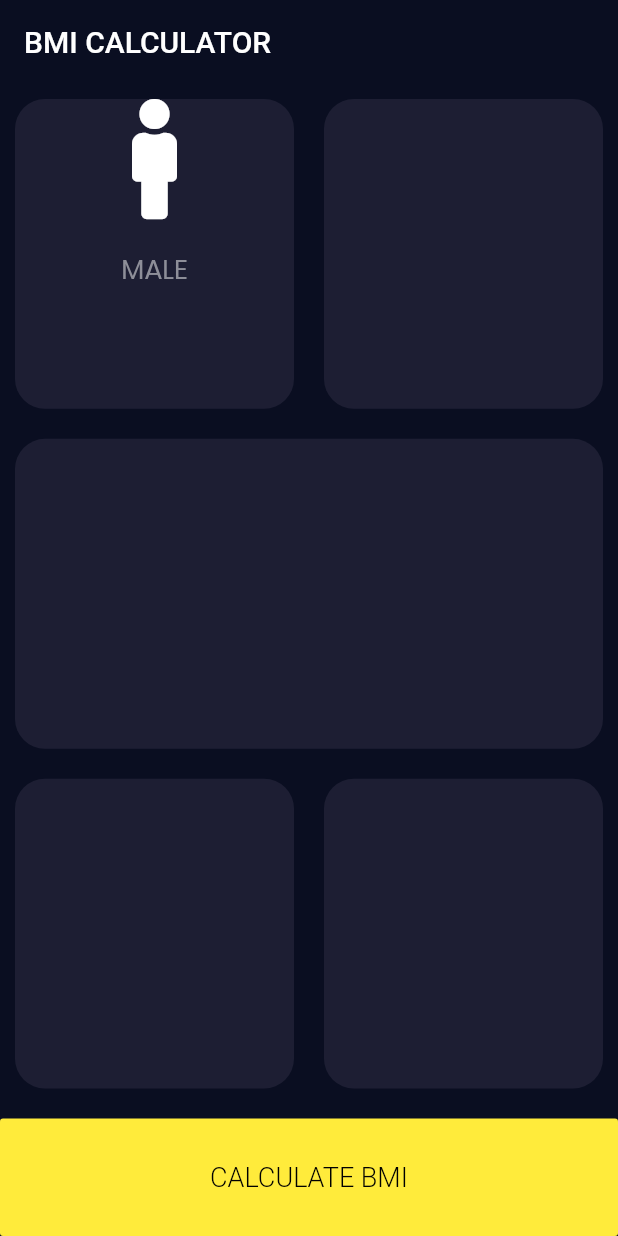
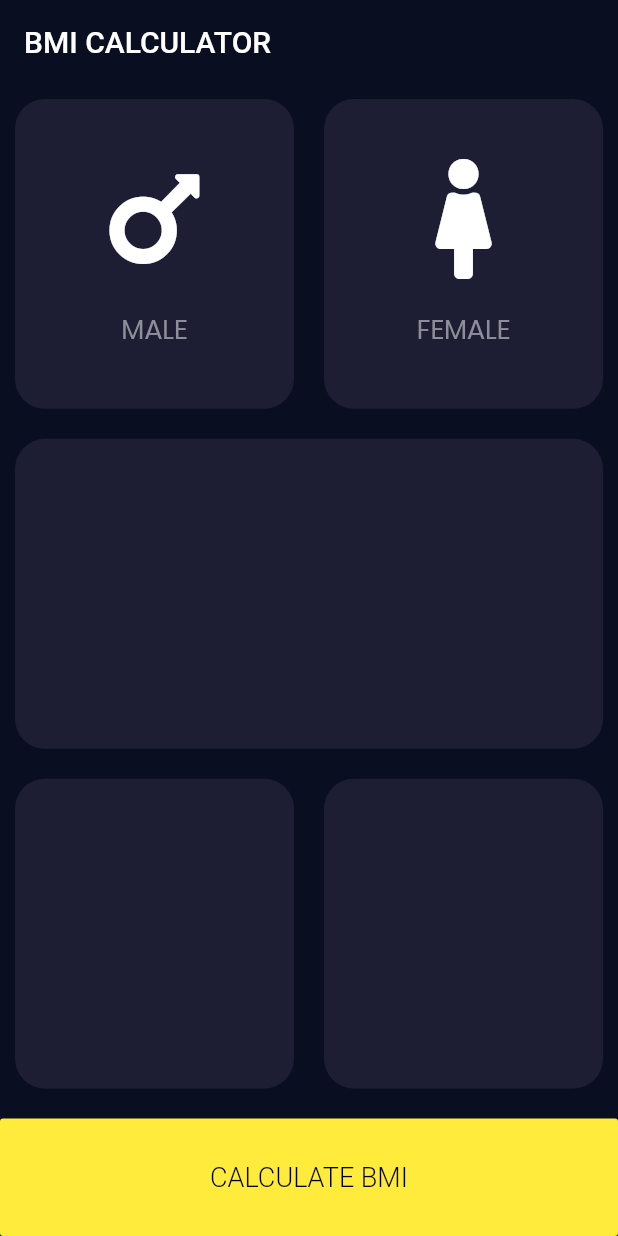
Before and after one commit to ishandeveloper/BMI-Calculator-App, a Flutter app: the screen it shows after launch, on a phone screen of 412 x 824 dp. Run offline on Flutter 3.47's test engine with Material 2 defaults, Android fonts, the phone set to English and light mode, and no system bars; our stand-ins replace font_awesome_flutter.

Commit message:
Gender Cards

```diff
--- a/lib/pages/input.dart
+++ b/lib/pages/input.dart
@@ -1,3 +1,4 @@
+import 'package:bmi_calculator/widgets/cardiconcontent.dart';
 import 'package:bmi_calculator/widgets/customcard.dart';
 import 'package:flutter/material.dart';
 import 'package:font_awesome_flutter/font_awesome_flutter.dart';
@@ -25,25 +26,17 @@ class _InputPageState extends State<InputPage> {
               children: <Widget>[
                 BMICard(
                   colour: cardColor,
-                  cardChild: Column(
-                    children: <Widget>[
-                      Icon(
-                        FontAwesomeIcons.male,
-                        size: 80,
-                      ),
-                      SizedBox(
-                        height: 20,
-                      ),
-                      Text(
-                        'MALE',
-                        style:
-                            TextStyle(fontSize: 18, color: Color(0xFF8D8E98)),
-                      )
-                    ],
+                  cardChild: CardIconContent(
+                    cardicon: FontAwesomeIcons.mars,
+                    cardtext: 'MALE',
                   ),
                 ),
                 BMICard(
                   colour: cardColor,
+                  cardChild: CardIconContent(
+                    cardicon: FontAwesomeIcons.female,
+                    cardtext: 'FEMALE',
+                  ),
                 ),
               ],
             ),
```
